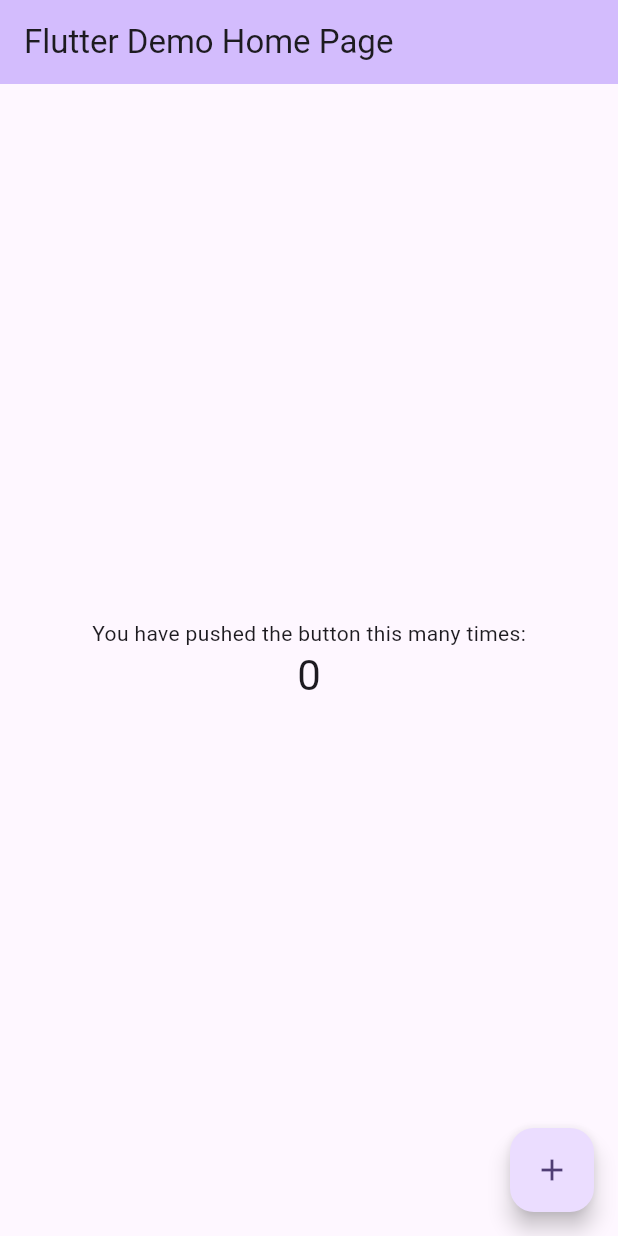
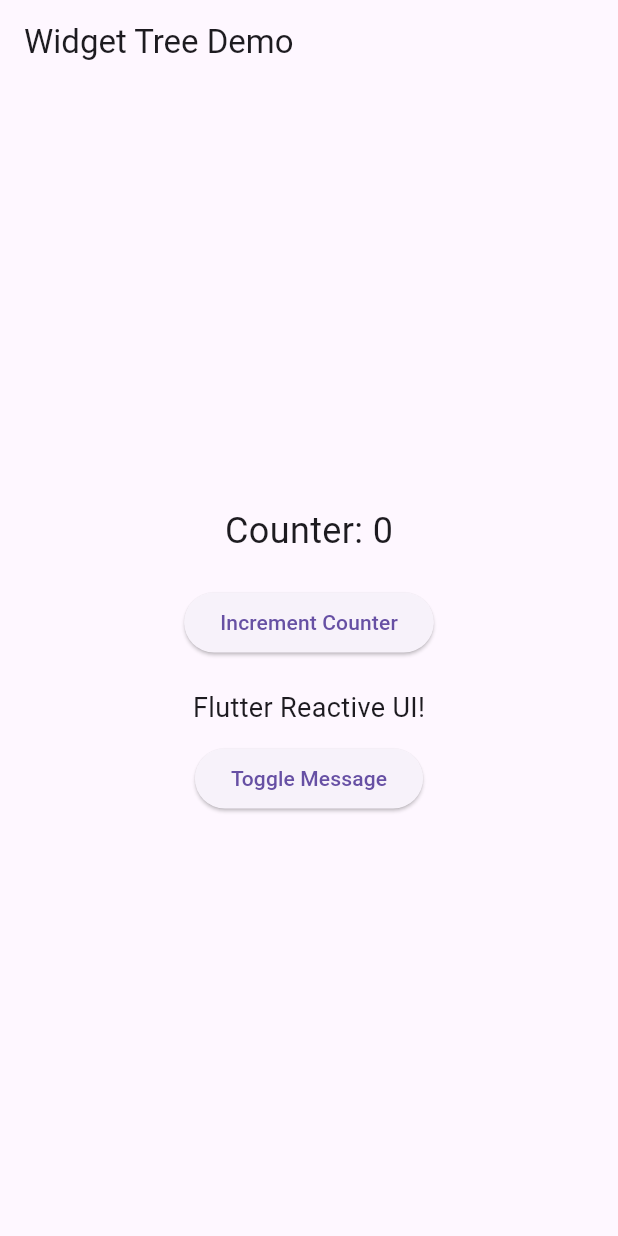
Before and after one commit to kalviumcommunity/S84-0226-Limitless-Flutter-HustleHub, a Flutter app: the screen it shows after launch, on a phone screen of 412 x 824 dp. Run offline on Flutter 3.47's test engine with Material 3 defaults, Android fonts, the phone set to English and light mode, and no system bars.

Commit message:
feat: demonstrated widget tree and reactive UI model with state updates

```diff
--- a/hustlehub/lib/main.dart
+++ b/hustlehub/lib/main.dart
@@ -1,122 +1,84 @@
 import 'package:flutter/material.dart';
 
 void main() {
-  runApp(const MyApp());
+  runApp(const HustleHubApp());
 }
 
-class MyApp extends StatelessWidget {
-  const MyApp({super.key});
+class HustleHubApp extends StatelessWidget {
+  const HustleHubApp({super.key});
 
-  // This widget is the root of your application.
   @override
   Widget build(BuildContext context) {
     return MaterialApp(
-      title: 'Flutter Demo',
-      theme: ThemeData(
-        // This is the theme of your application.
-        //
-        // TRY THIS: Try running your application with "flutter run". You'll see
-        // the application has a purple toolbar. Then, without quitting the app,
-        // try changing the seedColor in the colorScheme below to Colors.green
-        // and then invoke "hot reload" (save your changes or press the "hot
-        // reload" button in a Flutter-supported IDE, or press "r" if you used
-        // the command line to start the app).
-        //
-        // Notice that the counter didn't reset back to zero; the application
-        // state is not lost during the reload. To reset the state, use hot
-        // restart instead.
-        //
-        // This works for code too, not just values: Most code changes can be
-        // tested with just a hot reload.
-        colorScheme: .fromSeed(seedColor: Colors.deepPurple),
-      ),
-      home: const MyHomePage(title: 'Flutter Demo Home Page'),
+      debugShowCheckedModeBanner: false,
+      title: 'HustleHub',
+      home: const WidgetTreeDemo(),
     );
   }
 }
 
-class MyHomePage extends StatefulWidget {
-  const MyHomePage({super.key, required this.title});
-
-  // This widget is the home page of your application. It is stateful, meaning
-  // that it has a State object (defined below) that contains fields that affect
-  // how it looks.
-
-  // This class is the configuration for the state. It holds the values (in this
-  // case the title) provided by the parent (in this case the App widget) and
-  // used by the build method of the State. Fields in a Widget subclass are
-  // always marked "final".
-
-  final String title;
+class WidgetTreeDemo extends StatefulWidget {
+  const WidgetTreeDemo({super.key});
 
   @override
-  State<MyHomePage> createState() => _MyHomePageState();
+  State<WidgetTreeDemo> createState() => _WidgetTreeDemoState();
 }
 
-class _MyHomePageState extends State<MyHomePage> {
-  int _counter = 0;
+class _WidgetTreeDemoState extends State<WidgetTreeDemo> {
+  int counter = 0;
+  bool showMessage = true;
 
-  void _incrementCounter() {
+  void incrementCounter() {
     setState(() {
-      // This call to setState tells the Flutter framework that something has
-      // changed in this State, which causes it to rerun the build method below
-      // so that the display can reflect the updated values. If we changed
-      // _counter without calling setState(), then the build method would not be
-      // called again, and so nothing would appear to happen.
-      _counter++;
+      counter++;
+    });
+  }
+
+  void toggleMessage() {
+    setState(() {
+      showMessage = !showMessage;
     });
   }
 
   @override
   Widget build(BuildContext context) {
-    // This method is rerun every time setState is called, for instance as done
-    // by the _incrementCounter method above.
-    //
-    // The Flutter framework has been optimized to make rerunning build methods
-    // fast, so that you can just rebuild anything that needs updating rather
-    // than having to individually change instances of widgets.
     return Scaffold(
       appBar: AppBar(
-        // TRY THIS: Try changing the color here to a specific color (to
-        // Colors.amber, perhaps?) and trigger a hot reload to see the AppBar
-        // change color while the other colors stay the same.
-        backgroundColor: Theme.of(context).colorScheme.inversePrimary,
-        // Here we take the value from the MyHomePage object that was created by
-        // the App.build method, and use it to set our appbar title.
-        title: Text(widget.title),
+        title: const Text("Widget Tree Demo"),
       ),
       body: Center(
-        // Center is a layout widget. It takes a single child and positions it
-        // in the middle of the parent.
         child: Column(
-          // Column is also a layout widget. It takes a list of children and
-          // arranges them vertically. By default, it sizes itself to fit its
-          // children horizontally, and tries to be as tall as its parent.
-          //
-          // Column has various properties to control how it sizes itself and
-          // how it positions its children. Here we use mainAxisAlignment to
-          // center the children vertically; the main axis here is the vertical
-          // axis because Columns are vertical (the cross axis would be
-          // horizontal).
-          //
-          // TRY THIS: Invoke "debug painting" (choose the "Toggle Debug Paint"
-          // action in the IDE, or press "p" in the console), to see the
-          // wireframe for each widget.
-          mainAxisAlignment: .center,
+          mainAxisAlignment: MainAxisAlignment.center,
           children: [
-            const Text('You have pushed the button this many times:'),
             Text(
-              '$_counter',
-              style: Theme.of(context).textTheme.headlineMedium,
+              "Counter: $counter",
+              style: const TextStyle(fontSize: 24),
+            ),
+
+            const SizedBox(height: 20),
+
+            ElevatedButton(
+              onPressed: incrementCounter,
+              child: const Text("Increment Counter"),
+            ),
+
+            const SizedBox(height: 20),
+
+            if (showMessage)
+              const Text(
+                "Flutter Reactive UI!",
+                style: TextStyle(fontSize: 18),
+              ),
+
+            const SizedBox(height: 10),
+
+            ElevatedButton(
+              onPressed: toggleMessage,
+              child: const Text("Toggle Message"),
             ),
           ],
         ),
       ),
-      floatingActionButton: FloatingActionButton(
-        onPressed: _incrementCounter,
-        tooltip: 'Increment',
-        child: const Icon(Icons.add),
-      ),
     );
   }
 }
```
Also changed, not shown: 1 other file.
